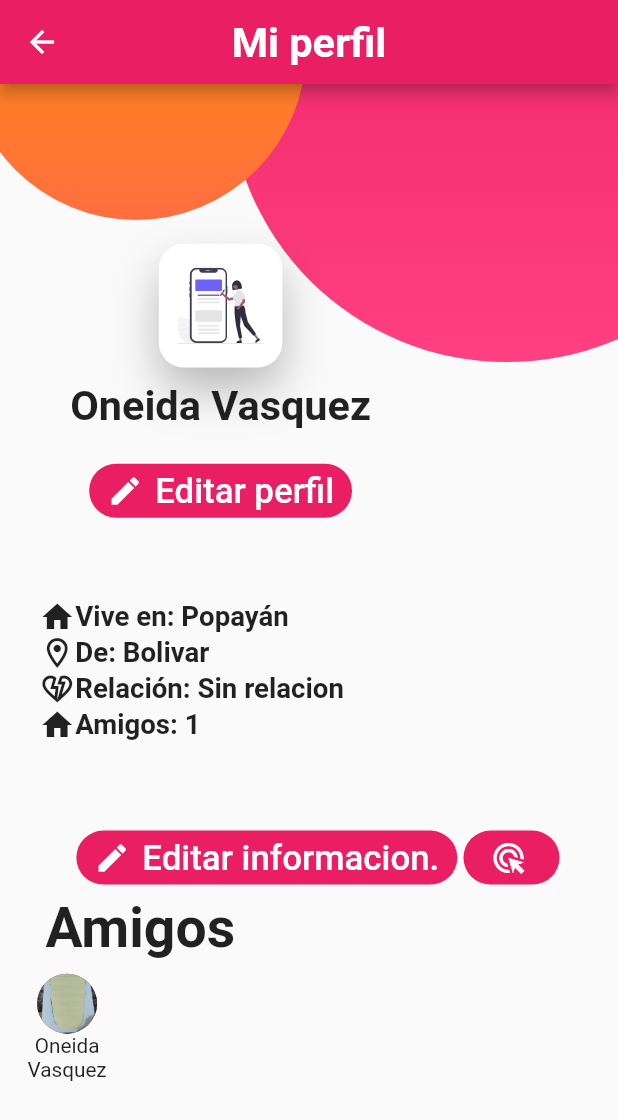
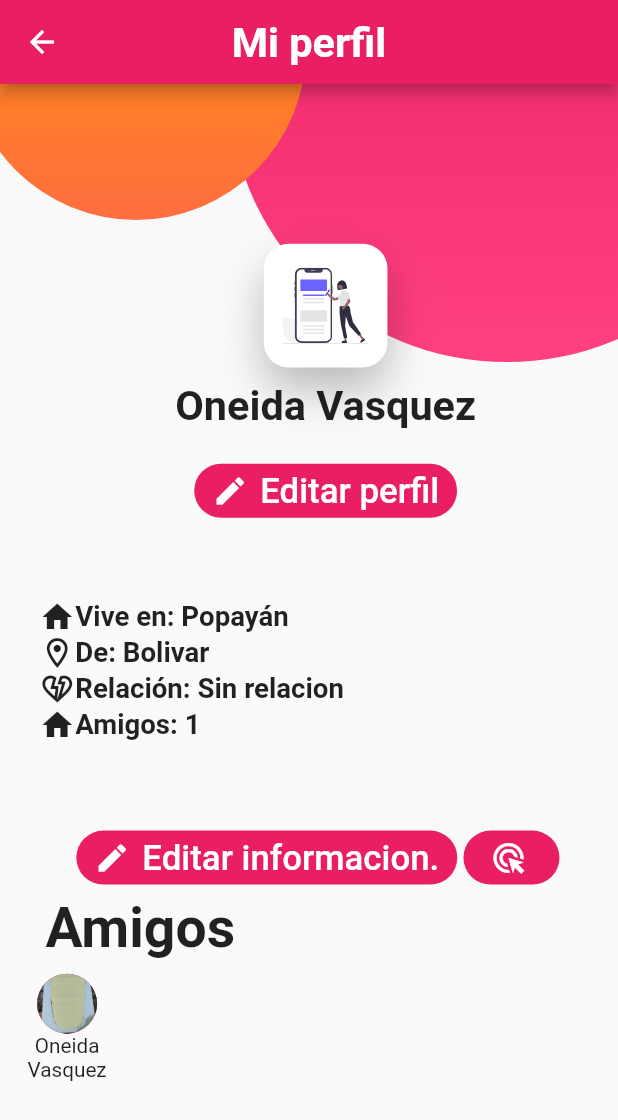
Before and after one commit to ricardo712/social_fast, a Flutter app: the perfilPersonal screen opened directly, on a phone screen of 412 x 824 dp. Shown: the top 1120 px of the screen. Run offline on Flutter 3.47's test engine with Material 2 defaults, Android fonts, the phone set to English and light mode, and no system bars; our stand-ins replace cloud_firestore, curved_navigation_bar, dio, file_picker, firebase_auth, firebase_core and 9 more; missing offline and left inert: dart:ffi, photo_manager; accounts and stored records are empty; network calls fail.

Commit message:
cambios miperfil

```diff
--- a/lib/screens/editarPerfil.dart
+++ b/lib/screens/editarPerfil.dart
@@ -1,5 +1,6 @@
 import 'package:flutter/material.dart';
 import 'package:fluttertoast/fluttertoast.dart';
+import 'package:social_fast/screens/raiz.dart';
 import 'package:social_fast/utils/responsive.dart';
 
 import '../widgets/circle.dart';
@@ -51,7 +52,7 @@ class _editarPerfilState extends State<editarPerfil> {
           leading: IconButton(
             icon: const Icon(Icons.arrow_back, color: Colors.white),
             onPressed: () {
-              Navigator.of(context).pop();
+               Navigator.push(context, MaterialPageRoute(builder: (context) =>  raiz(),));
             },
           ),
         ),
--- a/lib/screens/login_screen.dart
+++ b/lib/screens/login_screen.dart
@@ -81,6 +81,9 @@ class _LoginScreenState extends State<LoginScreen> {
         hintText: "Password",
         border: OutlineInputBorder(
           borderRadius: BorderRadius.circular(10.0),
+        ),
+        suffixIcon: (
+          const Icon(Icons.visibility)
         ),
       ),
     );
--- a/lib/screens/perfil_personal.dart
+++ b/lib/screens/perfil_personal.dart
@@ -114,7 +114,7 @@ class _perfilPersonalState extends State<perfilPersonal> {
                     children: <Widget>[
                       Positioned(
                         top: pinkSize * 0.25,
-                        left: responsive.wp(8),
+                        left: responsive.wp(25),
                         child: Column(
                           children: <Widget>[
                             IconContainer(
```
